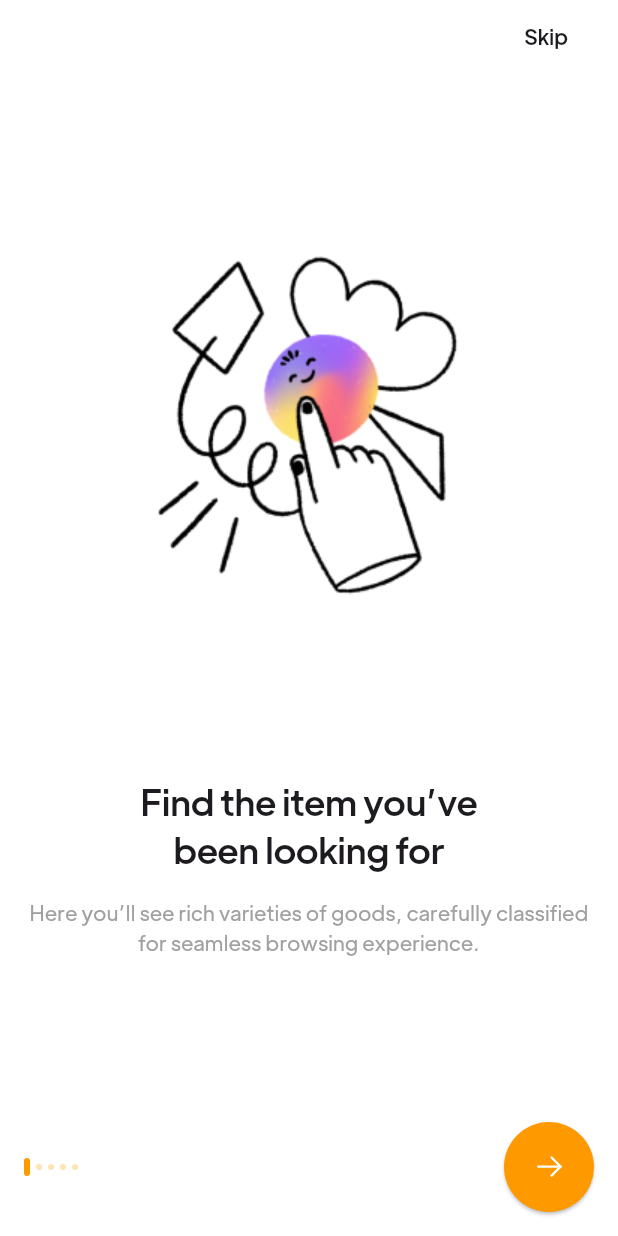
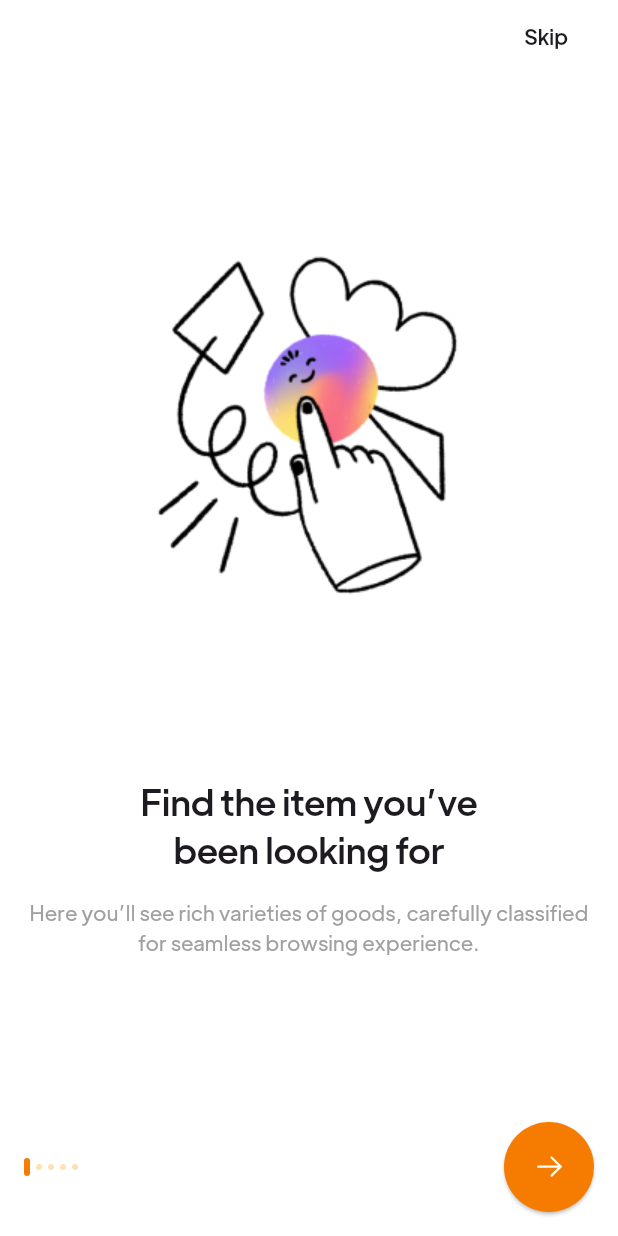
Before and after one commit to DMMPrice/petro_world_mobile, a Flutter app: the screen it shows after launch, on a phone screen of 412 x 824 dp. Run offline on Flutter 3.47's test engine with Material 3 defaults, Android fonts, the phone set to English and light mode, and no system bars; our stand-ins replace cached_network_image, flutter_dotenv, flutter_rating_bar, flutter_riverpod, flutter_svg, form_field_validator and 4 more; missing offline and left inert: flutter_driver, razorpay_flutter; accounts and stored records are empty.

Commit message:
Ran command: `flutter pub get`
feat: rename app to PETRO WORLD and update brand identity

- Rename application to PETRO WORLD in Flutter (Android, iOS, Web) and Admin Panel
- Update brand colors to match the new logo (Navy #002D5B and Orange #F57C00)
- Replace legacy "Shoplon" references with "PETRO WORLD" in onboarding and mock data
- Update logo integration to use the new PNG assets in mobile and admin interfaces
- Sync UI themes in Admin Panel with new brand primary colors

```diff
--- a/lib/constants.dart
+++ b/lib/constants.dart
@@ -15,24 +15,24 @@ const grandisExtendedFont = "Grandis Extended";
 
 // On color 80, 60.... those means opacity
 
-// Amazon-inspired color palette
-const Color primaryColor = Color(0xFFFF9900); // Amazon Orange
+// PETRO WORLD color palette
+const Color primaryColor = Color(0xFFF57C00); // Brand Orange
 
 const MaterialColor primaryMaterialColor =
-    MaterialColor(0xFFFF9900, <int, Color>{
-  50: Color(0xFFFFF4E0),
-  100: Color(0xFFFFE4B3),
-  200: Color(0xFFFFD280),
-  300: Color(0xFFFFBF4D),
-  400: Color(0xFFFFB026),
-  500: Color(0xFFFF9900),
-  600: Color(0xFFE68A00),
-  700: Color(0xFFCC7A00),
-  800: Color(0xFFB36B00),
-  900: Color(0xFF995C00),
+    MaterialColor(0xFFF57C00, <int, Color>{
+  50: Color(0xFFFFF3E0),
+  100: Color(0xFFFFE0B2),
+  200: Color(0xFFFFCC80),
+  300: Color(0xFFFFB74D),
+  400: Color(0xFFFFA726),
+  500: Color(0xFFF57C00),
+  600: Color(0xFFFB8C00),
+  700: Color(0xFFF57C00),
+  800: Color(0xFFEF6C00),
+  900: Color(0xFFE65100),
 });
 
-const Color navyColor = Color(0xFF232F3E); // Amazon Navy
+const Color navyColor = Color(0xFF002D5B); // Brand Navy
 
 const Color blackColor = Color(0xFF111111);
 const Color blackColor80 = Color(0xFF404040);
--- a/lib/main.dart
+++ b/lib/main.dart
@@ -27,7 +27,7 @@ class MyApp extends StatelessWidget {
   Widget build(BuildContext context) {
     return MaterialApp(
       debugShowCheckedModeBanner: false,
-      title: 'Petroleum Equipment',
+      title: 'PETRO WORLD',
       theme: AppTheme.lightTheme(context),
       themeMode: ThemeMode.light,
       onGenerateRoute: router.generateRoute,
--- a/lib/screens/onbording/views/onbording_screnn.dart
+++ b/lib/screens/onbording/views/onbording_screnn.dart
@@ -42,7 +42,7 @@ class _OnBordingScreenState extends State<OnBordingScreen> {
       imageDarkTheme: "assets/Illustration/Illustration_darkTheme_3.png",
       title: "Package tracking",
       description:
-          "In particular, Shoplon can pack your orders, and help you seamlessly manage your shipments.",
+          "In particular, PETRO WORLD can pack your orders, and help you seamlessly manage your shipments.",
     ),
     Onbord(
       image: "assets/Illustration/Illustration-4.png",
```
Also changed, not shown: lib/entry_point.dart (+4 -6 lines), admin-panel/public/logo.png (added), assets/logo/logo.png (added), 6 other files.
